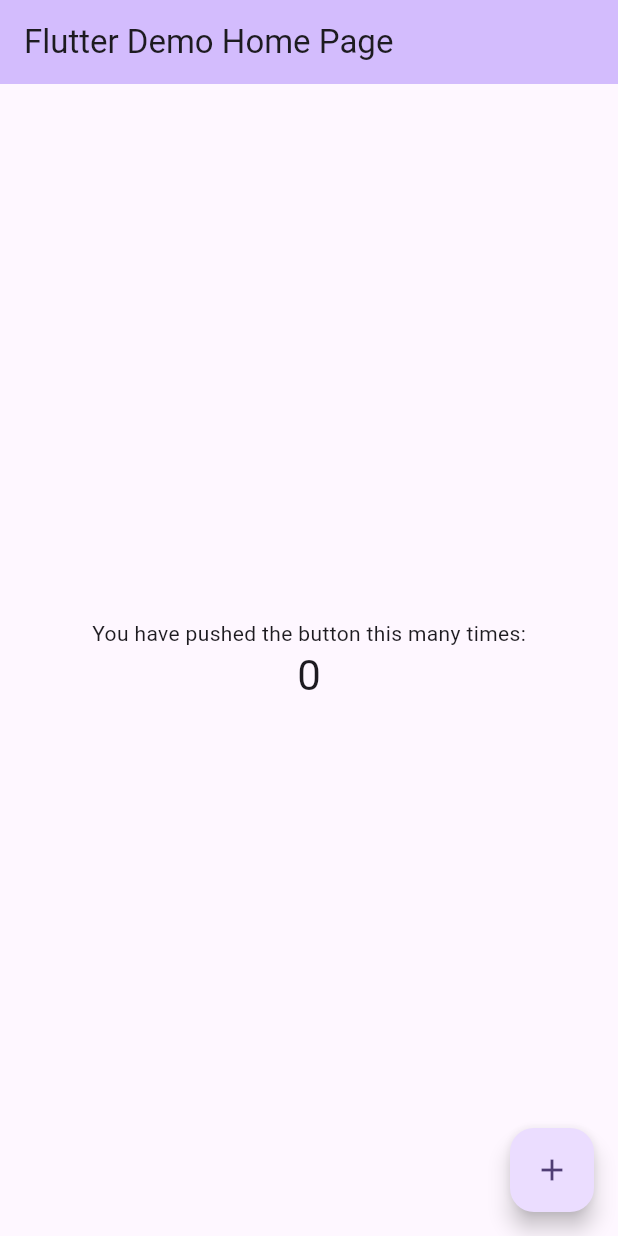
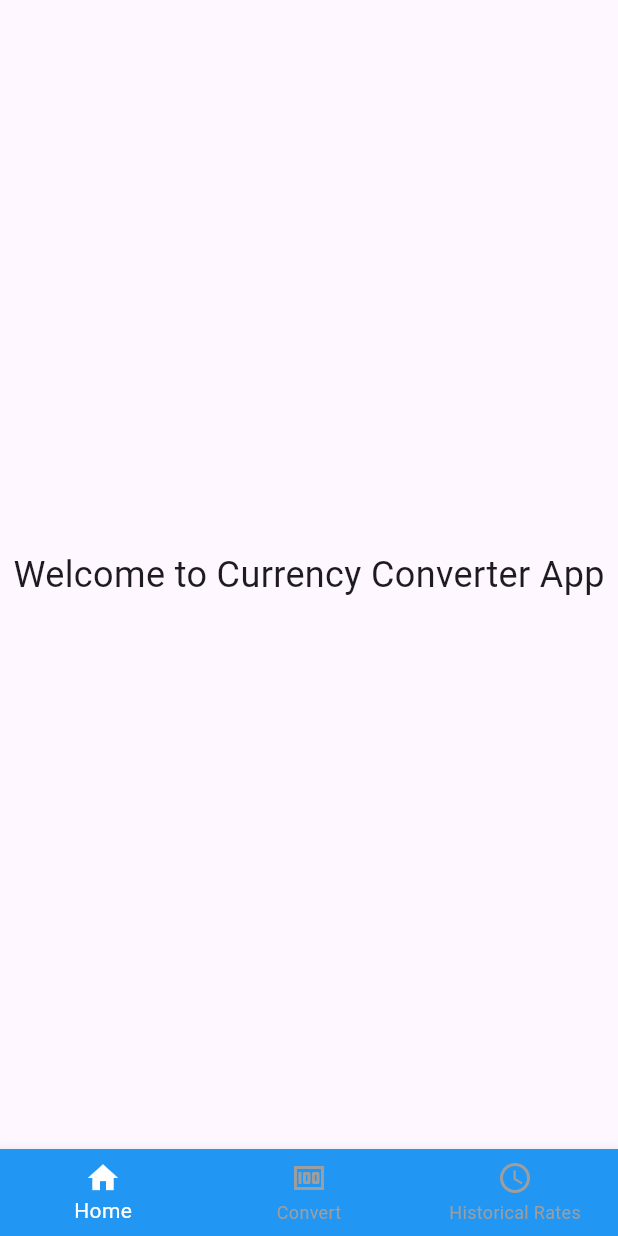
Before and after one commit to icawaeo/project-aplikasi-mobile, a Flutter app: the screen it shows after launch, on a phone screen of 412 x 824 dp. Run offline on Flutter 3.47's test engine with Material 3 defaults, Android fonts, the phone set to English and light mode, and no system bars.

Commit message:
Adding 3 new pages

```diff
--- a/lib/main.dart
+++ b/lib/main.dart
@@ -1,125 +1,241 @@
 import 'package:flutter/material.dart';
+import 'package:http/http.dart' as http;
+import 'dart:convert';
 
-void main() {
-  runApp(const MyApp());
-}
+void main() => runApp(const MyApp());
 
 class MyApp extends StatelessWidget {
   const MyApp({super.key});
 
-  // This widget is the root of your application.
   @override
   Widget build(BuildContext context) {
     return MaterialApp(
-      title: 'Flutter Demo',
+      title: 'Currency Converter',
       theme: ThemeData(
-        // This is the theme of your application.
-        //
-        // TRY THIS: Try running your application with "flutter run". You'll see
-        // the application has a purple toolbar. Then, without quitting the app,
-        // try changing the seedColor in the colorScheme below to Colors.green
-        // and then invoke "hot reload" (save your changes or press the "hot
-        // reload" button in a Flutter-supported IDE, or press "r" if you used
-        // the command line to start the app).
-        //
-        // Notice that the counter didn't reset back to zero; the application
-        // state is not lost during the reload. To reset the state, use hot
-        // restart instead.
-        //
-        // This works for code too, not just values: Most code changes can be
-        // tested with just a hot reload.
-        colorScheme: ColorScheme.fromSeed(seedColor: Colors.deepPurple),
-        useMaterial3: true,
+        primarySwatch: Colors.blue,
+        bottomNavigationBarTheme: const BottomNavigationBarThemeData(
+          backgroundColor: Colors.blue,
+          selectedItemColor: Colors.white,
+          unselectedItemColor: Colors.grey,
         ),
-      home: const MyHomePage(title: 'Flutter Demo Home Page'),
+      ),
+      home: const MainPage(),
     );
   }
 }
 
-class MyHomePage extends StatefulWidget {
-  const MyHomePage({super.key, required this.title});
-
-  // This widget is the home page of your application. It is stateful, meaning
-  // that it has a State object (defined below) that contains fields that affect
-  // how it looks.
-
-  // This class is the configuration for the state. It holds the values (in this
-  // case the title) provided by the parent (in this case the App widget) and
-  // used by the build method of the State. Fields in a Widget subclass are
-  // always marked "final".
-
-  final String title;
+class MainPage extends StatefulWidget {
+  const MainPage({super.key});
 
   @override
-  State<MyHomePage> createState() => _MyHomePageState();
+  MainPageState createState() => MainPageState();
 }
 
-class _MyHomePageState extends State<MyHomePage> {
-  int _counter = 0;
+class MainPageState extends State<MainPage> {
+  int _selectedIndex = 0;
 
-  void _incrementCounter() {
+  static final List<Widget> _pages = <Widget>[
+    const HomePage(),
+    const CurrencyConverterPage(),
+    const LatestRatesPage(),
+  ];
+
+  void _onItemTapped(int index) {
     setState(() {
-      // This call to setState tells the Flutter framework that something has
-      // changed in this State, which causes it to rerun the build method below
-      // so that the display can reflect the updated values. If we changed
-      // _counter without calling setState(), then the build method would not be
-      // called again, and so nothing would appear to happen.
-      _counter++;
+      _selectedIndex = index;
     });
   }
 
   @override
   Widget build(BuildContext context) {
-    // This method is rerun every time setState is called, for instance as done
-    // by the _incrementCounter method above.
-    //
-    // The Flutter framework has been optimized to make rerunning build methods
-    // fast, so that you can just rebuild anything that needs updating rather
-    // than having to individually change instances of widgets.
     return Scaffold(
-      appBar: AppBar(
-        // TRY THIS: Try changing the color here to a specific color (to
-        // Colors.amber, perhaps?) and trigger a hot reload to see the AppBar
-        // change color while the other colors stay the same.
-        backgroundColor: Theme.of(context).colorScheme.inversePrimary,
-        // Here we take the value from the MyHomePage object that was created by
-        // the App.build method, and use it to set our appbar title.
-        title: Text(widget.title),
+      body: _pages[_selectedIndex],
+      bottomNavigationBar: BottomNavigationBar(
+        items: const <BottomNavigationBarItem>[
+          BottomNavigationBarItem(
+            icon: Icon(Icons.home),
+            label: 'Home',
           ),
-      body: Center(
-        // Center is a layout widget. It takes a single child and positions it
-        // in the middle of the parent.
+          BottomNavigationBarItem(
+            icon: Icon(Icons.money),
+            label: 'Convert',
+          ),
+          BottomNavigationBarItem(
+            icon: Icon(Icons.schedule),
+            label: 'Historical Rates',
+          ),
+        ],
+        currentIndex: _selectedIndex,
+        onTap: _onItemTapped,
+      ),
+    );
+  }
+}
+
+class HomePage extends StatelessWidget {
+  const HomePage({super.key});
+
+  @override
+  Widget build(BuildContext context) {
+    return const Center(
+      child: Text(
+        'Welcome to Currency Converter App',
+        style: TextStyle(fontSize: 24),
+      ),
+    );
+  }
+}
+
+class CurrencyConverterPage extends StatefulWidget {
+  const CurrencyConverterPage({super.key});
+
+  @override
+  CurrencyConverterPageState createState() => CurrencyConverterPageState();
+}
+
+class CurrencyConverterPageState extends State<CurrencyConverterPage> {
+  String _fromCurrency = "USD";
+  String _toCurrency = "IDR";
+  double _amount = 0.0;
+  double _result = 0.0;
+
+  // Simbol mata uang
+  final Map<String, String> _currencySymbols = {
+    "USD": "\$",
+    "IDR": "Rp",
+    "EUR": "€",
+    "JPY": "¥",
+    "AUD": "A\$",
+  };
+
+  Future<void> _convertCurrency() async {
+    final url = Uri.parse(
+        "https://api.currencyfreaks.com/latest?apikey=e4133672ad34470dbce972116594876b");
+    final response = await http.get(url);
+
+    if (response.statusCode == 200) {
+      final data = json.decode(response.body);
+      final rates = data['rates'];
+      if (rates.containsKey(_fromCurrency) && rates.containsKey(_toCurrency)) {
+        setState(() {
+          _result = _amount *
+              (double.parse(rates[_toCurrency]) /
+                  double.parse(rates[_fromCurrency]));
+        });
+      } else {
+        ScaffoldMessenger.of(context).showSnackBar(
+          const SnackBar(content: Text('Currency not found')),
+        );
+      }
+    } else {
+      ScaffoldMessenger.of(context).showSnackBar(
+        const SnackBar(content: Text('Failed to fetch conversion rate')),
+      );
+    }
+  }
+
+  @override
+  Widget build(BuildContext context) {
+    return Padding(
+      padding: const EdgeInsets.all(16.0),
       child: Column(
-          // Column is also a layout widget. It takes a list of children and
-          // arranges them vertically. By default, it sizes itself to fit its
-          // children horizontally, and tries to be as tall as its parent.
-          //
-          // Column has various properties to control how it sizes itself and
-          // how it positions its children. Here we use mainAxisAlignment to
-          // center the children vertically; the main axis here is the vertical
-          // axis because Columns are vertical (the cross axis would be
-          // horizontal).
-          //
-          // TRY THIS: Invoke "debug painting" (choose the "Toggle Debug Paint"
-          // action in the IDE, or press "p" in the console), to see the
-          // wireframe for each widget.
         mainAxisAlignment: MainAxisAlignment.center,
-          children: <Widget>[
-            const Text(
-              'You have pushed the button this many times:',
+        children: [
+          TextField(
+            keyboardType: TextInputType.number,
+            decoration: const InputDecoration(labelText: 'Amount'),
+            onChanged: (value) {
+              _amount = double.tryParse(value) ?? 0.0;
+            },
           ),
+          DropdownButton<String>(
+            value: _fromCurrency,
+            items: ['USD', 'IDR', 'EUR', 'JPY', 'AUD']
+                .map((currency) => DropdownMenuItem(
+                      value: currency,
+                      child: Text(currency),
+                    ))
+                .toList(),
+            onChanged: (value) {
+              setState(() {
+                _fromCurrency = value!;
+              });
+            },
+          ),
+          DropdownButton<String>(
+            value: _toCurrency,
+            items: ['USD', 'IDR', 'EUR', 'JPY', 'AUD']
+                .map((currency) => DropdownMenuItem(
+                      value: currency,
+                      child: Text(currency),
+                    ))
+                .toList(),
+            onChanged: (value) {
+              setState(() {
+                _toCurrency = value!;
+              });
+            },
+          ),
+          const SizedBox(height: 20),
+          ElevatedButton(
+            onPressed: _convertCurrency,
+            child: const Text('Convert'),
+          ),
+          const SizedBox(height: 20),
           Text(
-              '$_counter',
-              style: Theme.of(context).textTheme.headlineMedium,
+            'Result: ${_currencySymbols[_toCurrency] ?? ""} $_result',
+            style: const TextStyle(fontSize: 24, fontWeight: FontWeight.bold),
           ),
         ],
       ),
-      ),
-      floatingActionButton: FloatingActionButton(
-        onPressed: _incrementCounter,
-        tooltip: 'Increment',
-        child: const Icon(Icons.add),
-      ), // This trailing comma makes auto-formatting nicer for build methods.
     );
   }
 }
+
+class LatestRatesPage extends StatelessWidget {
+  final String _apiKey = "e4133672ad34470dbce972116594876b";
+
+  const LatestRatesPage({super.key});
+
+  Future<Map<String, dynamic>> fetchLatestRates() async {
+    final url = Uri.parse(
+        "https://api.currencyfreaks.com/v2.0/rates/latest?apikey=$_apiKey");
+    final response = await http.get(url);
+
+    if (response.statusCode == 200) {
+      return json.decode(response.body);
+    } else {
+      throw Exception('Failed to fetch latest rates');
+    }
+  }
+
+  @override
+  Widget build(BuildContext context) {
+    return Scaffold(
+      appBar: AppBar(title: const Text('Latest Rates')),
+      body: FutureBuilder<Map<String, dynamic>>(
+        future: fetchLatestRates(),
+        builder: (context, snapshot) {
+          if (snapshot.connectionState == ConnectionState.waiting) {
+            return const Center(child: CircularProgressIndicator());
+          } else if (snapshot.hasError) {
+            return Center(child: Text('Error: ${snapshot.error}'));
+          } else {
+            final data = snapshot.data;
+            final rates = data?['rates'] as Map<String, dynamic>;
+
+            return ListView(
+              padding: const EdgeInsets.all(16.0),
+              children: rates.entries.map((entry) {
+                return ListTile(
+                  title: Text('${entry.key}'),
+                  subtitle: Text('${entry.value}'),
+                );
+              }).toList(),
+            );
+          }
+        },
+      ),
+    );
+  }
+}
--- a/pubspec.yaml
+++ b/pubspec.yaml
@@ -35,6 +35,8 @@ dependencies:
   # The following adds the Cupertino Icons font to your application.
   # Use with the CupertinoIcons class for iOS style icons.
   cupertino_icons: ^1.0.8
+  http: ^1.2.2
+  intl: ^0.20.1
 
 dev_dependencies:
   flutter_test:
@@ -60,6 +62,7 @@ flutter:
 
   # To add assets to your application, add an assets section, like this:
   # assets:
+  # - images/
   #   - images/a_dot_burr.jpeg
   #   - images/a_dot_ham.jpeg
 
```
Also changed, not shown: pubspec.lock. Lines whose indentation alone changed are shown as unchanged.
